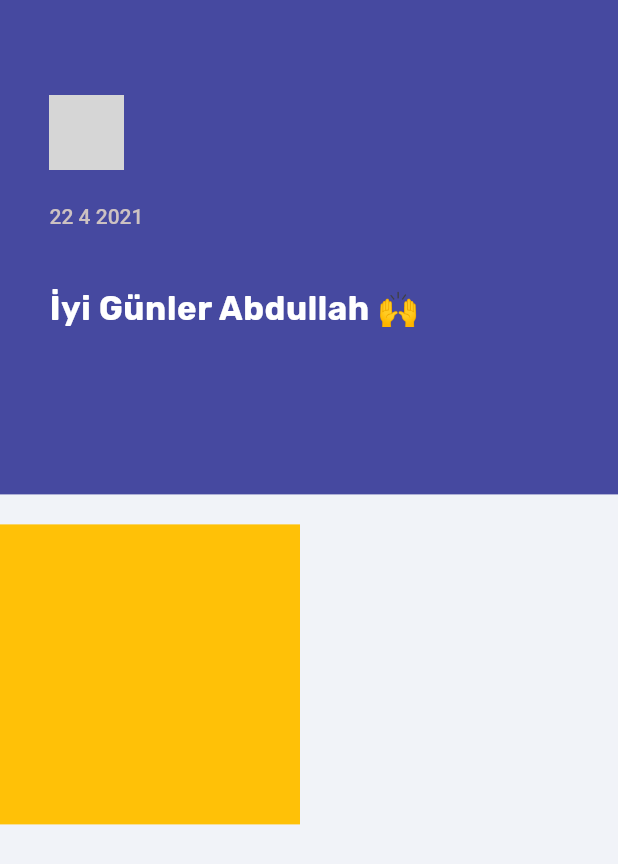
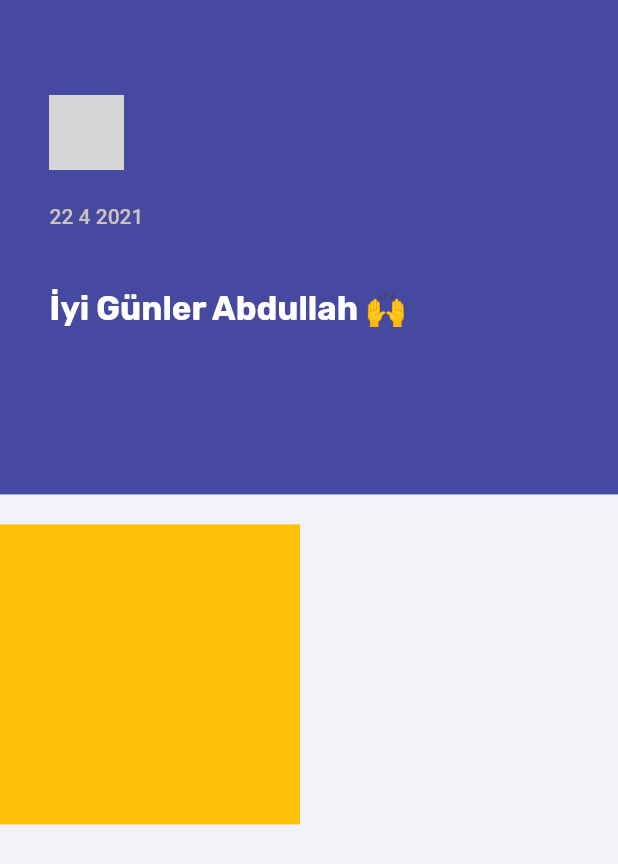
Before and after one commit to aoguz1/Coery-Mobile, a Flutter app: the screen it shows after launch, on a phone screen of 412 x 824 dp. Shown: the top 864 px of the screen. Run offline on Flutter 3.47's test engine with Material 2 defaults, Android fonts, the phone set to English and light mode, and no system bars; our stand-ins replace auto_size_text, dio, easy_localization, mobx, shared_preferences; missing offline and left inert: kartal, vexana; generated files the repository leaves out were written again; network calls fail; statements that could not run were skipped; grey boxes are pictures that could not be loaded.

Commit message:
add color and text styles

```diff
--- a/lib/core/init/theme/app_theme_light.dart
+++ b/lib/core/init/theme/app_theme_light.dart
@@ -60,12 +60,15 @@ class AppThemeLight extends AppTheme with ILightTheme {
     return ThemeData.light().textTheme.copyWith(
         headline1: textThemeLight.headline1,
         headline2: textThemeLight.headline2,
-          overline: textThemeLight.headline3,
+        headline3: textThemeLight.headline3,
+        headline4: textThemeLight.headline4,
         headline5: textThemeLight.headline5,
+        headline6: textThemeLight.headline6,
         subtitle1: textThemeLight.subtitle1,
         subtitle2: textThemeLight.subtitle2,
         caption: textThemeLight.caption,
-        );
+        overline: textThemeLight.headline3,
+        bodyText1: textThemeLight.bodyText1);
   }
 
   ColorScheme get _appColorScheme {
@@ -77,7 +80,7 @@ class AppThemeLight extends AppTheme with ILightTheme {
         surface: Colors.blue, //xx
         background: Color(0xfff6f9fc), //xx
         error: Colors.red[900],
-        onPrimary: Colors.greenAccent,
+        onPrimary: colorSchemeLight.electric_violet,
         onSecondary: Colors.black, //x
         onSurface: Colors.white30,
         onBackground: Colors.black12,
```
Also changed, not shown: lib/core/init/theme/light/text_theme_light.dart (+6 -5 lines). Lines whose indentation alone changed are shown as unchanged.
